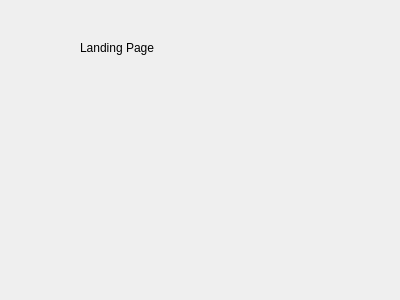
The window that applicationpage.ui (ArtyG-10/data_structures_project) describes before a commit, drawn with Qt 5.
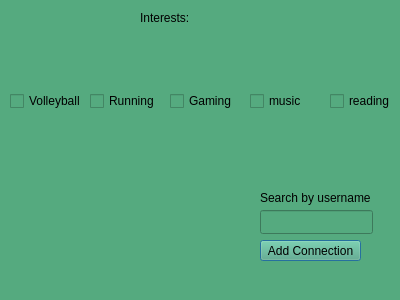
The same window after the commit. Icons and pictures are not drawn.

Patch:
```diff
--- a/applicationpage.ui
+++ b/applicationpage.ui
@@ -13,17 +13,220 @@
   <property name="windowTitle">
    <string>Dialog</string>
   </property>
+  <property name="styleSheet">
+   <string notr="true">
+background-color: rgb(85, 170, 127);</string>
+  </property>
+  <widget class="QLabel" name="volleyball_pic">
+   <property name="geometry">
+    <rect>
+     <x>10</x>
+     <y>40</y>
+     <width>61</width>
+     <height>51</height>
+    </rect>
+   </property>
+   <property name="text">
+    <string/>
+   </property>
+   <property name="pixmap">
+    <pixmap>volleyball.png</pixmap>
+   </property>
+   <property name="scaledContents">
+    <bool>true</bool>
+   </property>
+  </widget>
+  <widget class="QLabel" name="running_pic">
+   <property name="geometry">
+    <rect>
+     <x>90</x>
+     <y>40</y>
+     <width>61</width>
+     <height>51</height>
+    </rect>
+   </property>
+   <property name="text">
+    <string/>
+   </property>
+   <property name="pixmap">
+    <pixmap>running.png</pixmap>
+   </property>
+   <property name="scaledContents">
+    <bool>true</bool>
+   </property>
+  </widget>
+  <widget class="QCheckBox" name="checkBox">
+   <property name="geometry">
+    <rect>
+     <x>10</x>
+     <y>90</y>
+     <width>71</width>
+     <height>22</height>
+    </rect>
+   </property>
+   <property name="text">
+    <string>Volleyball</string>
+   </property>
+  </widget>
+  <widget class="QCheckBox" name="checkBox_2">
+   <property name="geometry">
+    <rect>
+     <x>90</x>
+     <y>90</y>
+     <width>78</width>
+     <height>22</height>
+    </rect>
+   </property>
+   <property name="text">
+    <string>Running</string>
+   </property>
+  </widget>
+  <widget class="QLabel" name="gaming_pic">
+   <property name="geometry">
+    <rect>
+     <x>170</x>
+     <y>40</y>
+     <width>61</width>
+     <height>51</height>
+    </rect>
+   </property>
+   <property name="text">
+    <string/>
+   </property>
+   <property name="pixmap">
+    <pixmap>gaming.png</pixmap>
+   </property>
+   <property name="scaledContents">
+    <bool>true</bool>
+   </property>
+  </widget>
+  <widget class="QLabel" name="electronic_music_pic">
+   <property name="geometry">
+    <rect>
+     <x>250</x>
+     <y>40</y>
+     <width>61</width>
+     <height>51</height>
+    </rect>
+   </property>
+   <property name="text">
+    <string/>
+   </property>
+   <property name="pixmap">
+    <pixmap>edm.png</pixmap>
+   </property>
+   <property name="scaledContents">
+    <bool>true</bool>
+   </property>
+  </widget>
+  <widget class="QLabel" name="reading_pic">
+   <property name="geometry">
+    <rect>
+     <x>330</x>
+     <y>40</y>
+     <width>61</width>
+     <height>51</height>
+    </rect>
+   </property>
+   <property name="text">
+    <string/>
+   </property>
+   <property name="pixmap">
+    <pixmap>reading.png</pixmap>
+   </property>
+   <property name="scaledContents">
+    <bool>true</bool>
+   </property>
+  </widget>
+  <widget class="QCheckBox" name="checkBox_3">
+   <property name="geometry">
+    <rect>
+     <x>170</x>
+     <y>90</y>
+     <width>78</width>
+     <height>22</height>
+    </rect>
+   </property>
+   <property name="text">
+    <string>Gaming</string>
+   </property>
+  </widget>
+  <widget class="QCheckBox" name="checkBox_4">
+   <property name="geometry">
+    <rect>
+     <x>250</x>
+     <y>90</y>
+     <width>78</width>
+     <height>22</height>
+    </rect>
+   </property>
+   <property name="text">
+    <string>music</string>
+   </property>
+  </widget>
+  <widget class="QCheckBox" name="checkBox_5">
+   <property name="geometry">
+    <rect>
+     <x>330</x>
+     <y>90</y>
+     <width>78</width>
+     <height>22</height>
+    </rect>
+   </property>
+   <property name="text">
+    <string>reading</string>
+   </property>
+  </widget>
+  <widget class="QLineEdit" name="lineEdit">
+   <property name="geometry">
+    <rect>
+     <x>260</x>
+     <y>210</y>
+     <width>113</width>
+     <height>24</height>
+    </rect>
+   </property>
+  </widget>
   <widget class="QLabel" name="label">
    <property name="geometry">
     <rect>
-     <x>80</x>
-     <y>40</y>
+     <x>260</x>
+     <y>190</y>
+     <width>111</width>
+     <height>16</height>
+    </rect>
+   </property>
+   <property name="text">
+    <string>Search by username:</string>
+   </property>
+  </widget>
+  <widget class="QPushButton" name="pushButton">
+   <property name="geometry">
+    <rect>
+     <x>260</x>
+     <y>240</y>
      <width>101</width>
+     <height>21</height>
+    </rect>
+   </property>
+   <property name="text">
+    <string>Add Connection</string>
+   </property>
+  </widget>
+  <widget class="QLabel" name="label_2">
+   <property name="geometry">
+    <rect>
+     <x>140</x>
+     <y>10</y>
+     <width>71</width>
      <height>16</height>
     </rect>
    </property>
+   <property name="styleSheet">
+    <string notr="true">font: 12pt &quot;Segoe UI&quot;;</string>
+   </property>
    <property name="text">
-    <string>Landing Page</string>
+    <string>Interests:</string>
    </property>
   </widget>
  </widget>
```
